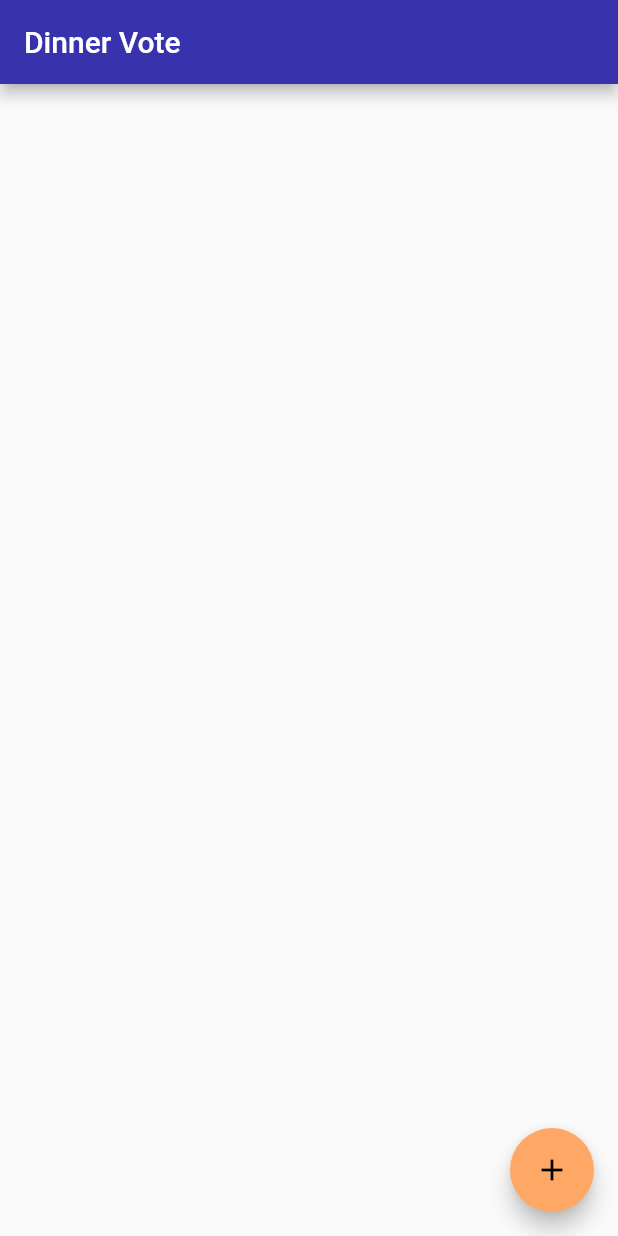
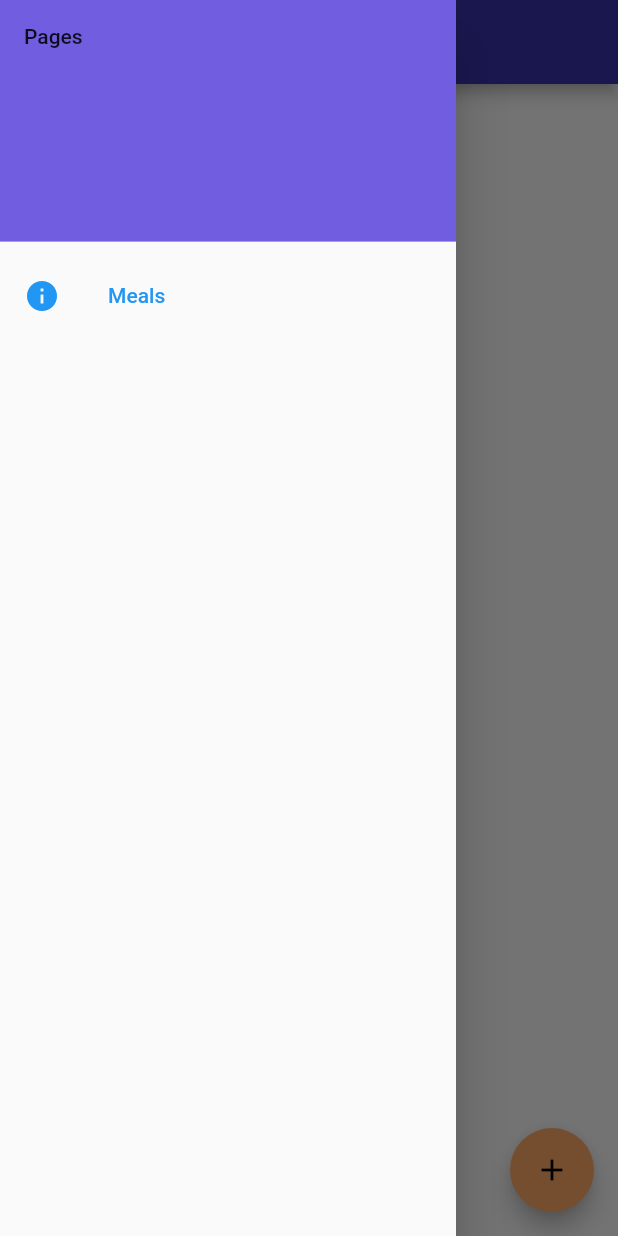
Before and after one commit to DougLau/dinner_vote, a Flutter app: the screen it shows after launch, with the side drawer open (before the commit the screen has no drawer), on a phone screen of 412 x 824 dp. Run offline on Flutter 3.47's test engine with Material 2 defaults, Android fonts, the phone set to English and light mode, and no system bars; our stand-ins replace sqflite, synchronized; accounts and stored records are empty.

Commit message:
Added a Drawer to select pages of app.

```diff
--- a/lib/main.dart
+++ b/lib/main.dart
@@ -1,16 +1,42 @@
 import 'package:flutter/material.dart';
-import 'db.dart';
-import 'meal.dart';
 import 'mealui.dart';
 
 void main() => runApp(DinnerVoteApp());
 
-class DinnerVoteApp extends StatelessWidget {
+final key = GlobalKey<DinnerVoteAppState>();
+
+class DinnerVoteApp extends StatefulWidget {
+
+  DinnerVoteApp(): super(key: key);
+
+  @override
+  State<StatefulWidget> createState() => DinnerVoteAppState();
+}
+
+class DrawerItem {
+  final String title;
+  final IconData icon;
+  final Widget page;
+
+  DrawerItem(this.title, this.icon, this.page);
+}
+
+class DinnerVoteAppState extends State<DinnerVoteApp> {
+
+  final items = [
+    DrawerItem('Meals', Icons.info, MealListPage(key)),
+  ];
+
+  var item;
+
+  DinnerVoteAppState() {
+    item = items[0];
+  }
+
   @override
   Widget build(BuildContext context) {
-    var title = 'Dinner Vote';
     return MaterialApp(
-      title: title,
+      title: 'Dinner Vote',
       theme: ThemeData(
         primaryColor: Color(0xFF3832AC),
         primaryColorLight: Color(0xFF705DDF),
@@ -18,7 +44,39 @@ class DinnerVoteApp extends StatelessWidget {
         accentColor: Color(0xFFFFA866),
         cardColor: Color(0xFFDDDDDD),
       ),
-      home: MealListPage(title: title),
+      home: item.page,
     );
   }
+
+  Drawer getDrawer(BuildContext context) {
+    final tiles = <Widget>[];
+    tiles.add(DrawerHeader(
+      child: Text('Pages'),
+      decoration: BoxDecoration(
+        color: Theme.of(context).primaryColorLight,
+      ),
+    ));
+    for (var i = 0; i < items.length; i++) {
+      final di = items[i];
+      tiles.add(
+        ListTile(
+          leading: Icon(di.icon),
+          title: Text(di.title),
+          selected: item == items[i],
+          onTap: () => _onSelectItem(context, i),
+        )
+      );
+    }
+    return Drawer(
+      child: ListView(
+        padding: EdgeInsets.zero,
+        children: tiles,
+      ),
+    );
+  }
+
+  _onSelectItem(BuildContext context, int index) {
+    setState(() => item = items[index]);
+    Navigator.of(context).pop();
+  }
 }
--- a/lib/mealui.dart
+++ b/lib/mealui.dart
@@ -1,11 +1,12 @@
 import 'package:flutter/material.dart';
+import 'main.dart';
 import 'meal.dart';
 import 'db.dart';
 
 class MealListPage extends StatefulWidget {
-  MealListPage({Key key, this.title}) : super(key: key);
+  final GlobalKey<DinnerVoteAppState> appKey;
 
-  final String title;
+  MealListPage(appKey) : appKey = appKey;
 
   @override
   _MealListPageState createState() => _MealListPageState();
@@ -25,8 +26,9 @@ class _MealListPageState extends State<MealListPage> {
   Widget build(BuildContext context) {
     return Scaffold(
       appBar: AppBar(
-        title: Text(widget.title),
+        title: Text('Dinner Vote: Meals'),
       ),
+      drawer: widget.appKey.currentState.getDrawer(context),
       body: _buildBody(),
       floatingActionButton: FloatingActionButton(
         child: Icon(Icons.add),
@@ -44,14 +46,14 @@ class _MealListPageState extends State<MealListPage> {
         });
   }
 
-  Widget _buildRow(Meal dinner) {
+  Widget _buildRow(Meal meal) {
     return ListTile(
       title: Text(
-        dinner.title,
+        meal.title,
         style: Theme.of(context).textTheme.title,
       ),
-      subtitle: Text(dinner.description),
-      onTap: () => _editMeal(context, dinner),
+      subtitle: Text(meal.description),
+      onTap: () => _editMeal(context, meal),
     );
   }
 
@@ -76,10 +78,10 @@ class _MealListPageState extends State<MealListPage> {
     });
   }
 
-  _editMeal(BuildContext context, Meal dinner) async {
+  _editMeal(BuildContext context, Meal meal) async {
     String result = await Navigator.push(
       context,
-      MaterialPageRoute(builder: (context) => MealPage(dinner)),
+      MaterialPageRoute(builder: (context) => MealPage(meal)),
     );
     if (result == 'update' || result == 'delete') {
       _loadMeals();
@@ -261,7 +263,7 @@ class _MealBodyState extends State<MealBody> {
 
   _saveMeal(BuildContext context) {
     final title = _getTitle();
-    if (title == 0)
+    if (title.length == 0)
       return;
     db.saveMeal(Meal(title, _getDescription())).then((_) {
       Navigator.pop(context, 'save');
```
Also changed, not shown: 1 other file.
